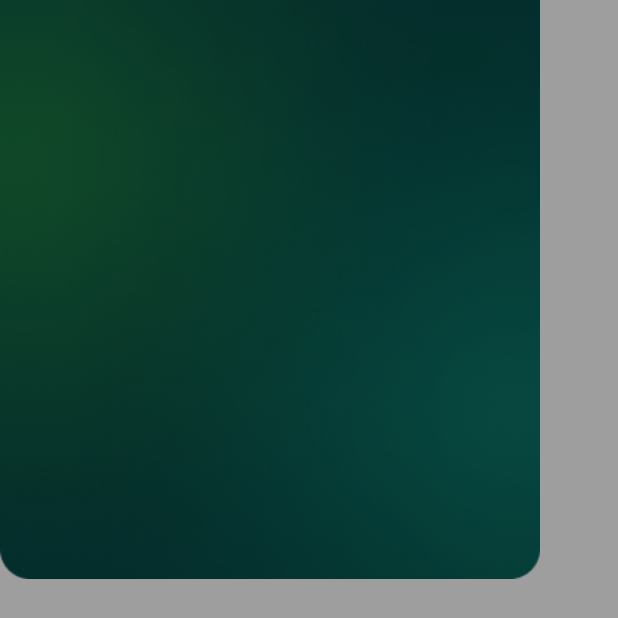
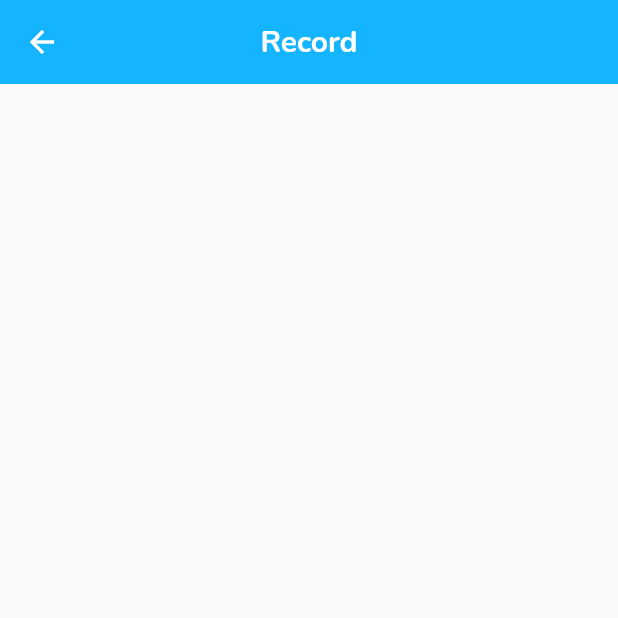
Before and after one commit to Asad1997diu/IRD_Application, a Flutter app: the RecordPage screen opened by its route, on a phone screen of 412 x 824 dp. Shown: the top 618 px of the screen. Run offline on Flutter 3.47's test engine with Material 2 defaults, Android fonts, the phone set to English and light mode, and no system bars; our stand-ins replace get, get_storage, google_fonts; accounts and stored records are empty.

Commit message:
Final Commit

```diff
--- a/lib/main.dart
+++ b/lib/main.dart
@@ -5,6 +5,10 @@ import 'package:get_storage/get_storage.dart';
 import 'package:ird_application/routes/app_pages.dart';
 
 void main() async {
+  SystemChrome.setSystemUIOverlayStyle(const SystemUiOverlayStyle(
+    statusBarColor: Color(0XFF042E2B),
+
+  ));
   await GetStorage.init();
   runApp(
       GetMaterialApp(
--- a/lib/screen/Record/record_screen.dart
+++ b/lib/screen/Record/record_screen.dart
@@ -1,5 +1,6 @@
 import 'package:flutter/material.dart';
 import 'package:get/get_state_manager/src/simple/get_view.dart';
+import 'package:google_fonts/google_fonts.dart';
 import 'package:ird_application/screen/Record/record_controller.dart';
 
 class RecordPage extends GetView<RecordController> {
@@ -8,21 +9,16 @@ class RecordPage extends GetView<RecordController> {
   @override
   Widget build(BuildContext context) {
     return Scaffold(
-      body : Container(
-        height: MediaQuery.of(context).size.height + kTextTabBarHeight,
-        decoration: const BoxDecoration(
-          image: DecorationImage(
-            alignment: Alignment.topLeft,
-            image: AssetImage('assets/images/bg.png'),
-          ),
-          color: Colors.grey,
-        ),
-        padding: EdgeInsets.only(top: 100.0,left:5.0),
-        width: MediaQuery.of(context).size.width,
-        child: Column(
-          children: [
-          ],
-        ),
+      appBar: AppBar(
+        title: Text(controller.title,
+          style: GoogleFonts.nunito(textStyle: const TextStyle(
+              fontSize: 20,
+              color: Colors.white,
+              fontWeight: FontWeight.bold),),),
+        centerTitle: true,
+        leading: BackButton(),
+        backgroundColor: Color(0xFF14B4FF),
+        elevation: 0,
       ),
     );
   }
--- a/lib/widget/watch.dart
+++ b/lib/widget/watch.dart
@@ -13,7 +13,11 @@ class Watch extends StatelessWidget {
         height: 40,
         width: 120,
         decoration: BoxDecoration(
-          borderRadius: BorderRadius.circular(45.0),
+          border: Border.all(
+            color: Color(0XFF4DFFFFFF),
+            width: 2,
+          ),
+          borderRadius: BorderRadius.circular(70.0),
           color: Color(0XFF24966D),
         ),
         padding: const EdgeInsets.only(left: 5.0,top: 10,right: 10,bottom: 10),
```
